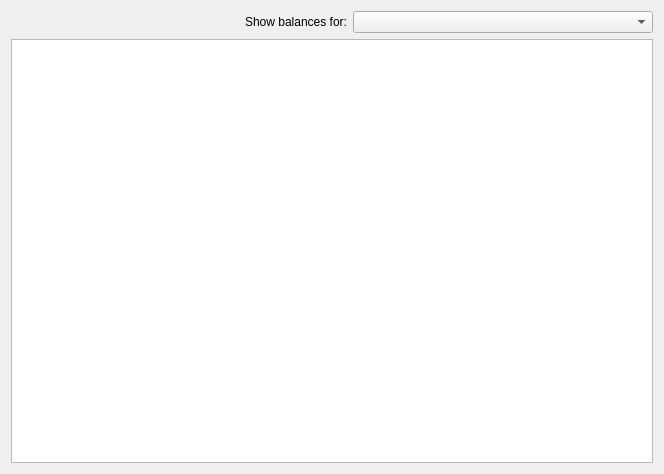
First picture: the form in src/qt/forms/balancesdialog.ui, repository RapidsOfficial/Rapids, before the edit.
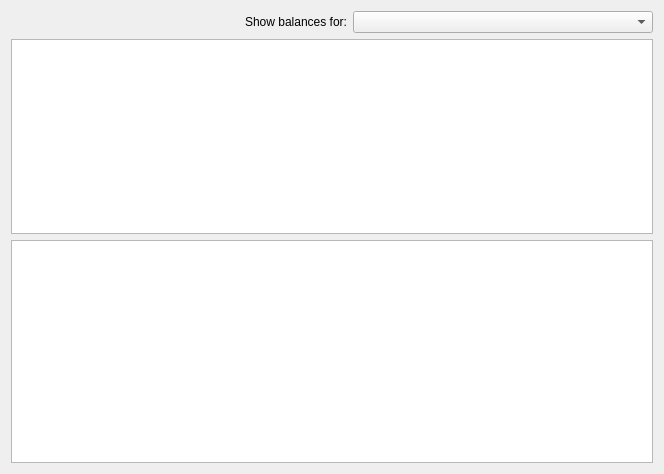
Second picture: the form after the edit.

What changed in the file:
```diff
--- a/src/qt/forms/balancesdialog.ui
+++ b/src/qt/forms/balancesdialog.ui
@@ -77,6 +77,9 @@
      </item>
     </layout>
    </item>
+   <item>
+    <widget class="QListView" name="listView"/>
+   </item>
   </layout>
  </widget>
  <resources/>
```
